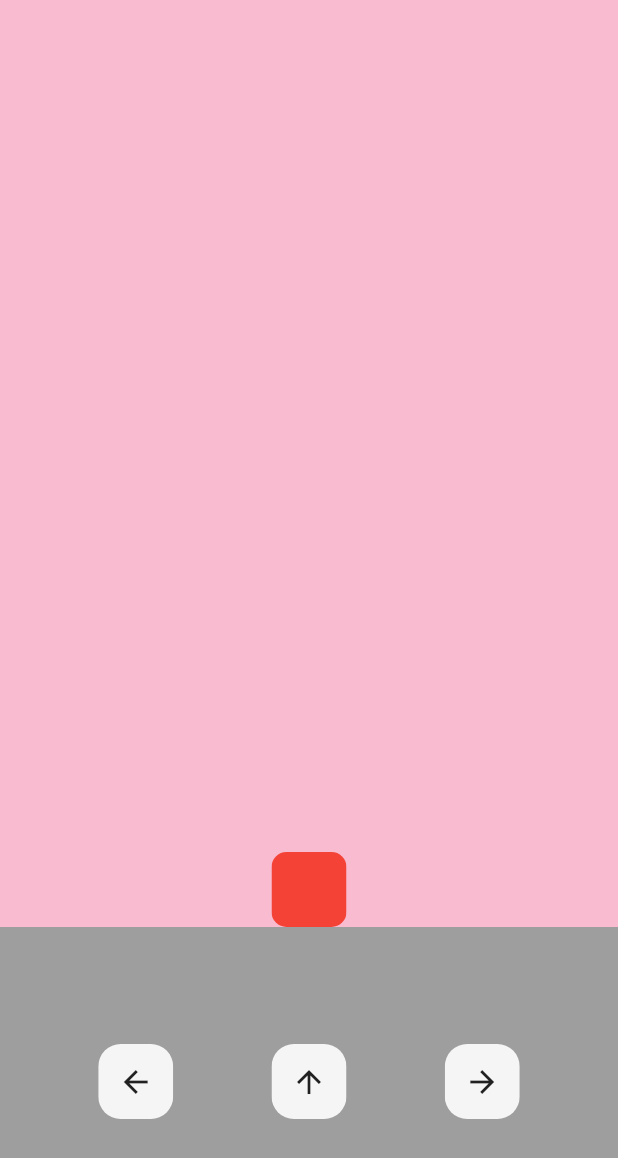
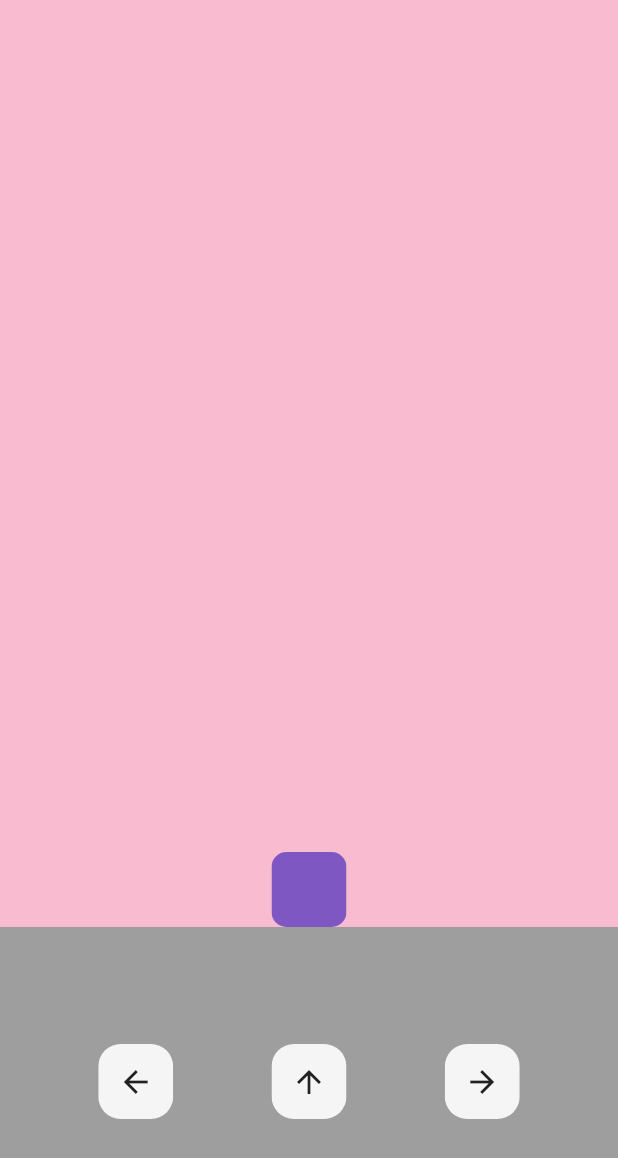
Before and after one commit to patrickkoszewski/bubble_trouble_game, a Flutter app: the screen it shows after launch, after a tap on the "arrow forward" icon, on a phone screen of 412 x 824 dp. Shown: the top 1158 px of the screen. Run offline on Flutter 3.47's test engine with Material 2 defaults, Android fonts, the light colour scheme and no system bars.

```diff
--- a/lib/homepage.dart
+++ b/lib/homepage.dart
@@ -15,15 +15,24 @@ class _HomePageState extends State<HomePage> {
   double playerX = 0;
 
   // zapis playerX -= 0.1; == playerX = playerX - 0.1;
+  // to not go of screen
   void moveLeft() {
     setState(() {
-      playerX -= 0.1;
+      if (playerX - 0.1 < -1) {
+        //do nothing
+      } else {
+        playerX -= 0.1;
+      }
     });
   }
 
   void moveRight() {
     setState(() {
-      playerX += 0.1;
+      if (playerX + 0.1 > 1) {
+        //do nothing
+      } else {
+        playerX += 0.1;
+      }
     });
   }
 
@@ -40,6 +49,9 @@ class _HomePageState extends State<HomePage> {
           moveLeft();
         } else if (event.isKeyPressed(LogicalKeyboardKey.arrowRight)) {
           moveRight();
+        }
+        if (event.isKeyPressed(LogicalKeyboardKey.space)) {
+          fireMissile();
         }
       },
       child: Column(
--- a/lib/player.dart
+++ b/lib/player.dart
@@ -13,7 +13,7 @@ class MyPlayer extends StatelessWidget {
       child: ClipRRect(
         borderRadius: BorderRadius.circular(10),
         child: Container(
-          color: Colors.red,
+          color: Colors.deepPurple[400],
           height: 50,
           width: 50,
         ),
```
